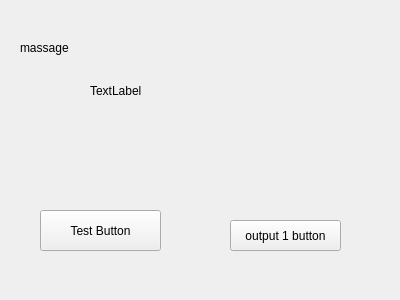
This is src/gui/MainWindow.ui in orkiman/MachineController as Qt 5 draws it before an edit. The edited form follows.
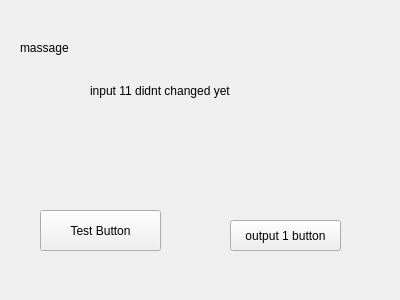
This is the edited form.

The edit to the form file:
```diff
--- a/src/gui/MainWindow.ui
+++ b/src/gui/MainWindow.ui
@@ -50,7 +50,7 @@
      </rect>
     </property>
     <property name="text">
-     <string>TextLabel</string>
+     <string>input 11 didnt changed yet</string>
     </property>
    </widget>
    <widget class="QLabel" name="label_2">
```
